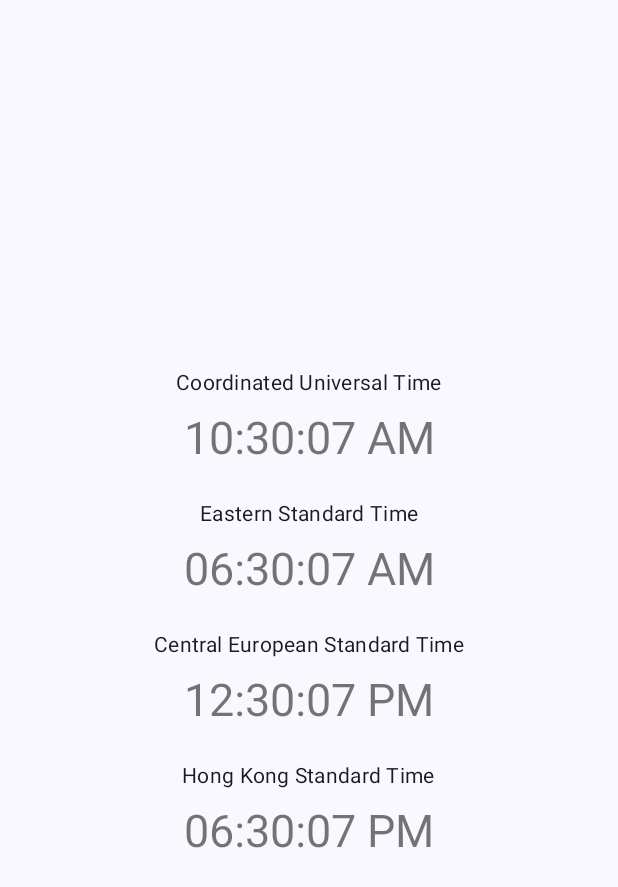
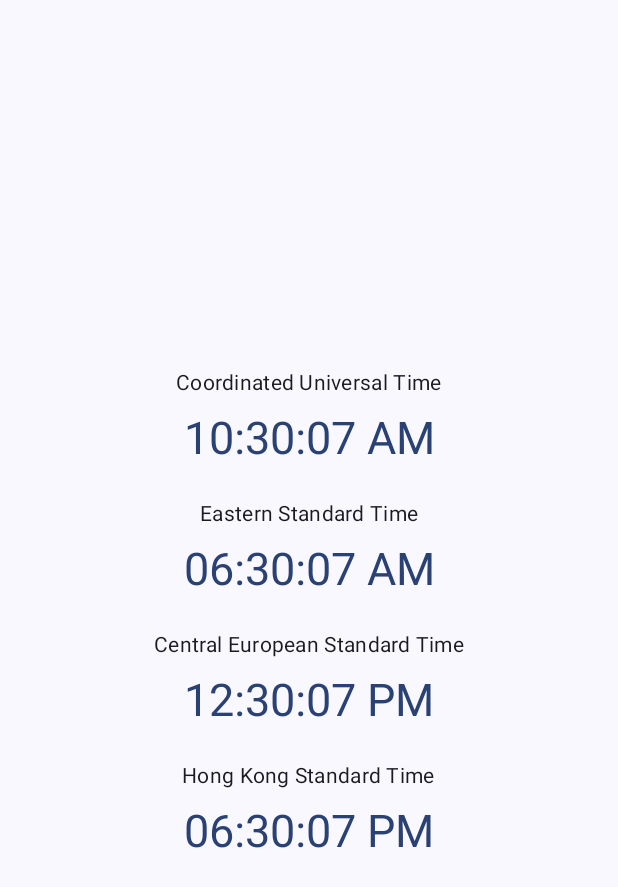
Before and after one commit to pispy-dev/clock-app, an Android app built with Jetpack Compose: the screen it shows after launch (MainActivity), on a phone screen of 412 x 824 dp. Shown: the top 887 px of the screen. Run offline under Robolectric (Android 15) with nearby library versions, the phone set to English and light mode, and no system bars.

Commit message:
fix dark and light themes

```diff
--- a/app/src/main/java/com/example/clockapp/MainActivity.kt
+++ b/app/src/main/java/com/example/clockapp/MainActivity.kt
@@ -1,7 +1,6 @@
 package com.example.clockapp
 
 import android.os.Bundle
-import android.widget.Space
 import android.widget.TextClock
 import androidx.activity.ComponentActivity
 import androidx.activity.compose.setContent
@@ -19,7 +18,7 @@ import androidx.compose.material3.Text
 import androidx.compose.runtime.Composable
 import androidx.compose.ui.Alignment
 import androidx.compose.ui.Modifier
-import androidx.compose.ui.platform.LocalContext
+import androidx.compose.ui.graphics.toArgb
 import androidx.compose.ui.tooling.preview.Preview
 import androidx.compose.ui.unit.dp
 import androidx.compose.ui.viewinterop.AndroidView
@@ -70,12 +69,14 @@ private fun SingleClock(
         style = MaterialTheme.typography.bodyMedium,
         text = timeZoneId.displayName,
     )
+    val clockTextColor = MaterialTheme.colorScheme.primary.toArgb()
     AndroidView(
         factory = { context ->
             TextClock(context).apply {
                 format12Hour?.let { this.format12Hour = "hh:mm:ss a" }
                 this.timeZone = timeZoneId.id
                 textSize.let { this.textSize = 30f }
+                setTextColor(clockTextColor)
             }
         },
         modifier = Modifier.padding(5.dp),
--- a/app/src/main/java/com/example/clockapp/ui/theme/Color.kt
+++ b/app/src/main/java/com/example/clockapp/ui/theme/Color.kt
@@ -5,7 +5,9 @@ import androidx.compose.ui.graphics.Color
 val Purple80 = Color(0xFFD0BCFF)
 val PurpleGrey80 = Color(0xFFCCC2DC)
 val Pink80 = Color(0xFFEFB8C8)
+val EerieBlack = Color(0x1B1B1B)
 
 val Purple40 = Color(0xFF6650a4)
 val PurpleGrey40 = Color(0xFF625b71)
 val Pink40 = Color(0xFF7D5260)
+val CreamWhite = Color(0xFCFBF4)
--- a/app/src/main/java/com/example/clockapp/ui/theme/Theme.kt
+++ b/app/src/main/java/com/example/clockapp/ui/theme/Theme.kt
@@ -18,13 +18,15 @@ import androidx.core.view.WindowCompat
 private val DarkColorScheme = darkColorScheme(
     primary = Purple80,
     secondary = PurpleGrey80,
-    tertiary = Pink80
+    tertiary = Pink80,
+    background = EerieBlack,
 )
 
 private val LightColorScheme = lightColorScheme(
     primary = Purple40,
     secondary = PurpleGrey40,
-    tertiary = Pink40
+    tertiary = Pink40,
+    background = CreamWhite,
 
     /* Other default colors to override
     background = Color(0xFFFFFBFE),
```
